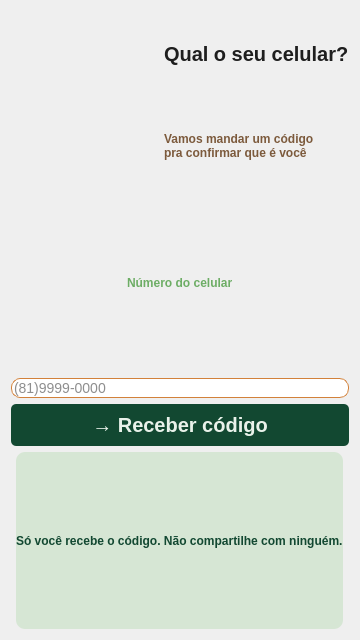
pollyanasousa/projeto-interdisciplinar-ufrpe, file GetPhoneScreen.ui: the form before one commit.
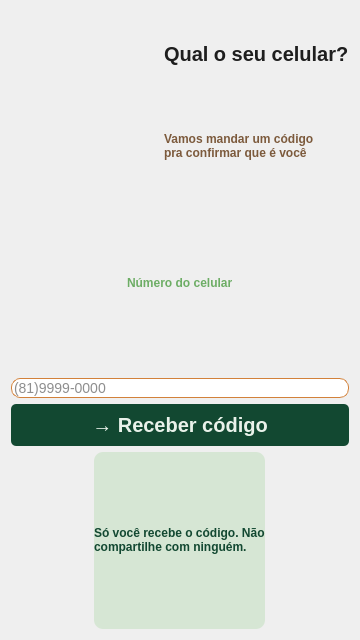
The form after the commit. Icons and pictures are not drawn.

Patch:
```diff
--- a/GetPhoneScreen.ui
+++ b/GetPhoneScreen.ui
@@ -153,7 +153,7 @@
      <item alignment="Qt::AlignmentFlag::AlignHCenter">
       <widget class="QLabel" name="message_label">
        <property name="text">
-        <string>Só você recebe o código. Não compartilhe com ninguém.</string>
+        <string>Só você recebe o código. Não &lt;br /&gt;compartilhe com ninguém.</string>
        </property>
        <property name="textFormat">
         <enum>Qt::TextFormat::AutoText</enum>
```
Left out of the diff: 3 changed lines with no effect on the pictures.
